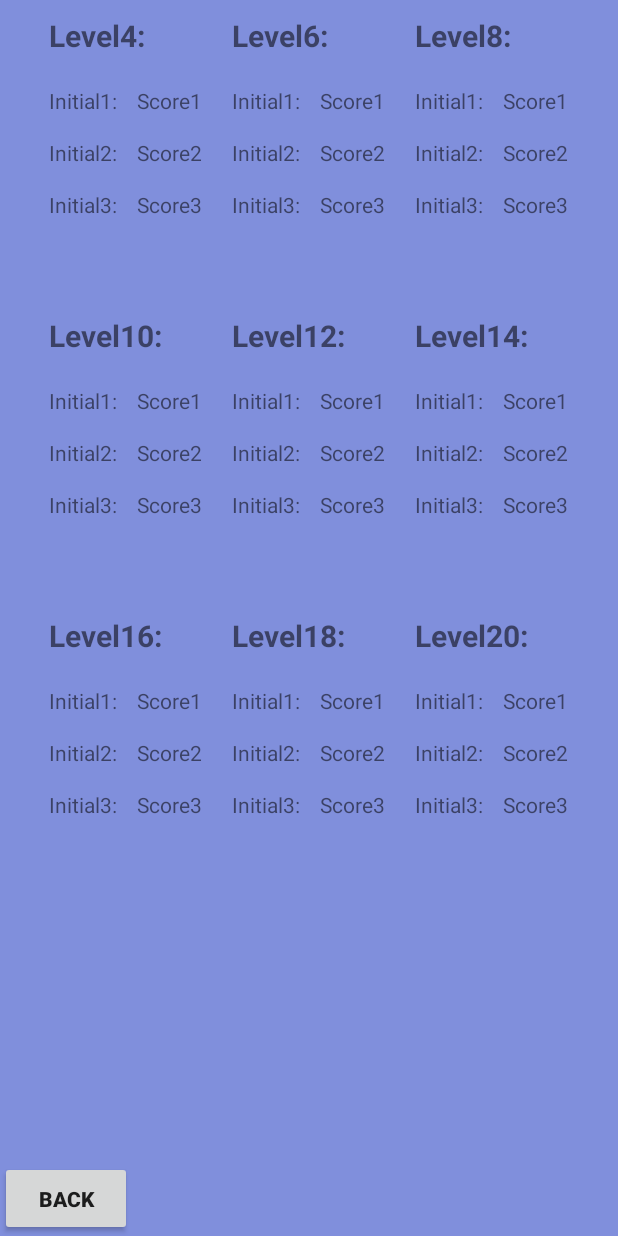
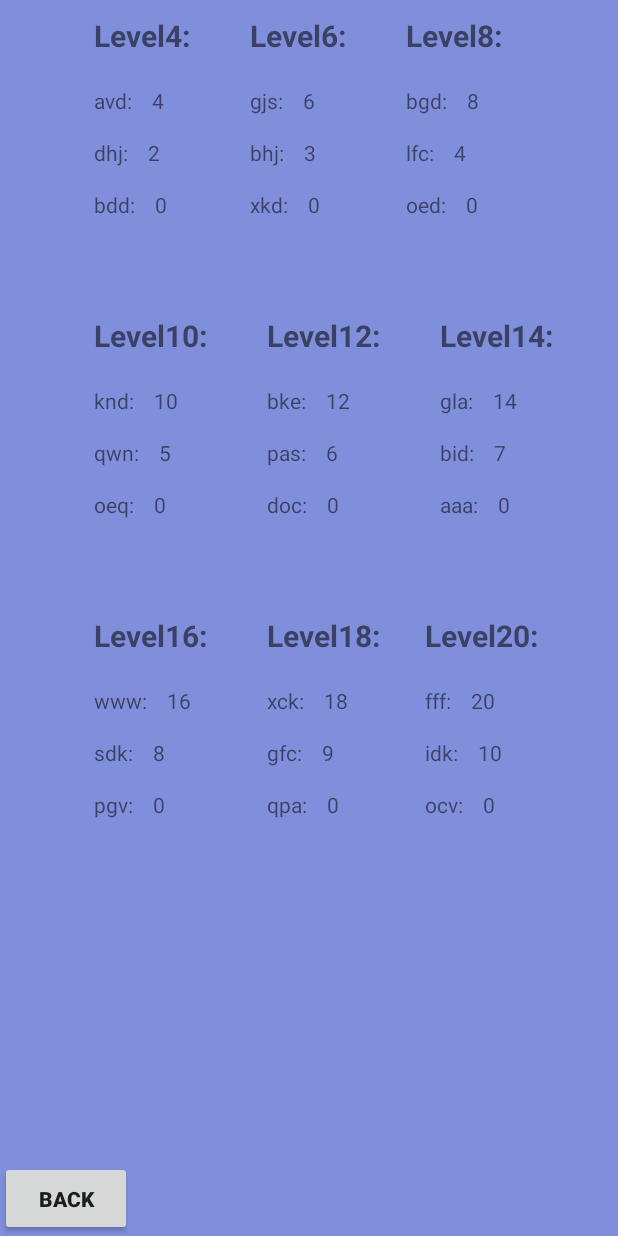
Before and after one commit to Choijh03/Card_Matching_Memory_Game_App_Java, an Android app: the screen it shows after launch (Scores_Activity), after a tap on "SCORES", on a phone screen of 412 x 824 dp. Run offline under Robolectric (Android 15) with nearby library versions, the phone set to English and light mode, and no system bars.

Commit message:
updated score board
updated score board

```diff
--- a/MemoryGame/app/src/main/java/com/example/memorygame/Game6_Activity.java
+++ b/MemoryGame/app/src/main/java/com/example/memorygame/Game6_Activity.java
@@ -244,7 +244,7 @@ public class Game6_Activity extends AppCompatActivity {
             }
 
             //add pts;
-            points++;
+            points=points+2;
             score.setText("Score: " + points);
 
         }else{
--- a/MemoryGame/app/src/main/java/com/example/memorygame/Scores_Activity.java
+++ b/MemoryGame/app/src/main/java/com/example/memorygame/Scores_Activity.java
@@ -2,9 +2,18 @@ package com.example.memorygame;
 
 import androidx.appcompat.app.AppCompatActivity;
 
+import android.content.Intent;
 import android.os.Bundle;
+import android.view.View;
 import android.widget.Button;
 import android.widget.TextView;
+import android.widget.Toast;
+
+import java.io.BufferedReader;
+import java.io.File;
+import java.io.FileInputStream;
+import java.io.InputStream;
+import java.io.InputStreamReader;
 
 public class Scores_Activity extends AppCompatActivity {
 
@@ -18,7 +27,6 @@ public class Scores_Activity extends AppCompatActivity {
             tv_level10_score1, tv_level10_score2, tv_level10_score3, tv_level12_score1, tv_level12_score2, tv_level12_score3,
             tv_level14_score1, tv_level14_score2, tv_level14_score3, tv_level16_score1, tv_level16_score2, tv_level16_score3,
             tv_level18_score1, tv_level18_score2, tv_level18_score3, tv_level20_score1, tv_level20_score2, tv_level20_score3;
-
 
     @Override
     protected void onCreate(Bundle savedInstanceState) {
@@ -88,5 +96,98 @@ public class Scores_Activity extends AppCompatActivity {
         tv_level20_score1 = (TextView) findViewById(R.id.tv_level20_score1);
         tv_level20_score2 = (TextView) findViewById(R.id.tv_level20_score2);
         tv_level20_score3 = (TextView) findViewById(R.id.tv_level20_score3);
+
+        tv_level4_initial1.setText(readFromFile("level4_init1.txt"));
+        tv_level4_initial2.setText(readFromFile("level4_init2.txt"));
+        tv_level4_initial3.setText(readFromFile("level4_init3.txt"));
+        tv_level4_score1.setText(readFromFile("level4_sc1.txt"));
+        tv_level4_score2.setText(readFromFile("level4_sc2.txt"));
+        tv_level4_score3.setText(readFromFile("level4_sc3.txt"));
+
+        tv_level6_initial1.setText(readFromFile("level6_init1.txt"));
+        tv_level6_initial2.setText(readFromFile("level6_init2.txt"));
+        tv_level6_initial3.setText(readFromFile("level6_init3.txt"));
+        tv_level6_score1.setText(readFromFile("level6_sc1.txt"));
+        tv_level6_score2.setText(readFromFile("level6_sc2.txt"));
+        tv_level6_score3.setText(readFromFile("level6_sc3.txt"));
+
+        tv_level8_initial1.setText(readFromFile("level8_init1.txt"));
+        tv_level8_initial2.setText(readFromFile("level8_init2.txt"));
+        tv_level8_initial3.setText(readFromFile("level8_init3.txt"));
+        tv_level8_score1.setText(readFromFile("level8_sc1.txt"));
+        tv_level8_score2.setText(readFromFile("level8_sc2.txt"));
+        tv_level8_score3.setText(readFromFile("level8_sc3.txt"));
+
+        tv_level10_initial1.setText(readFromFile("level10_init1.txt"));
+        tv_level10_initial2.setText(readFromFile("level10_init2.txt"));
+        tv_level10_initial3.setText(readFromFile("level10_init3.txt"));
+        tv_level10_score1.setText(readFromFile("level10_sc1.txt"));
+        tv_level10_score2.setText(readFromFile("level10_sc2.txt"));
+        tv_level10_score3.setText(readFromFile("level10_sc3.txt"));
+
+        tv_level12_initial1.setText(readFromFile("level12_init1.txt"));
+        tv_level12_initial2.setText(readFromFile("level12_init2.txt"));
+        tv_level12_initial3.setText(readFromFile("level12_init3.txt"));
+        tv_level12_score1.setText(readFromFile("level12_sc1.txt"));
+        tv_level12_score2.setText(readFromFile("level12_sc2.txt"));
+        tv_level12_score3.setText(readFromFile("level12_sc3.txt"));
+
+        tv_level14_initial1.setText(readFromFile("level14_init1.txt"));
+        tv_level14_initial2.setText(readFromFile("level14_init2.txt"));
+        tv_level14_initial3.setText(readFromFile("level14_init3.txt"));
+        tv_level14_score1.setText(readFromFile("level14_sc1.txt"));
+        tv_level14_score2.setText(readFromFile("level14_sc2.txt"));
+        tv_level14_score3.setText(readFromFile("level14_sc3.txt"));
+
+        tv_level16_initial1.setText(readFromFile("level16_init1.txt"));
+        tv_level16_initial2.setText(readFromFile("level16_init2.txt"));
+        tv_level16_initial3.setText(readFromFile("level16_init3.txt"));
+        tv_level16_score1.setText(readFromFile("level16_sc1.txt"));
+        tv_level16_score2.setText(readFromFile("level16_sc2.txt"));
+        tv_level16_score3.setText(readFromFile("level16_sc3.txt"));
+
+        tv_level18_initial1.setText(readFromFile("level18_init1.txt"));
+        tv_level18_initial2.setText(readFromFile("level18_init2.txt"));
+        tv_level18_initial3.setText(readFromFile("level18_init3.txt"));
+        tv_level18_score1.setText(readFromFile("level18_sc1.txt"));
+        tv_level18_score2.setText(readFromFile("level18_sc2.txt"));
+        tv_level18_score3.setText(readFromFile("level18_sc3.txt"));
+
+        tv_level20_initial1.setText(readFromFile("level20_init1.txt"));
+        tv_level20_initial2.setText(readFromFile("level20_init2.txt"));
+        tv_level20_initial3.setText(readFromFile("level20_init3.txt"));
+        tv_level20_score1.setText(readFromFile("level20_sc1.txt"));
+        tv_level20_score2.setText(readFromFile("level20_sc2.txt"));
+        tv_level20_score3.setText(readFromFile("level20_sc3.txt"));
+
+
+
+        btn_back.setOnClickListener(new View.OnClickListener() {
+            @Override
+            public void onClick(View view) {
+                startActivity(new Intent(Scores_Activity.this,MainActivity.class));
+                finish();
+            }
+        });
+
     }
+
+    public String readFromFile(String fileName){
+        File path = getApplicationContext().getFilesDir();
+        File readFrom = new File(path, fileName);
+        byte[] content = new byte[(int) readFrom.length()];
+        try {
+            FileInputStream stream = new FileInputStream(readFrom);
+            stream.read(content);
+            return new String(content);
+        }catch (Exception e){
+            e.printStackTrace();
+            return e.toString();
+        }
+
+    }
+
+
+
+
 }
--- a/MemoryGame/app/src/main/java/com/example/memorygame/Splash.java
+++ b/MemoryGame/app/src/main/java/com/example/memorygame/Splash.java
@@ -5,6 +5,10 @@ import androidx.appcompat.app.AppCompatActivity;
 import android.content.Intent;
 import android.os.Bundle;
 import android.os.Handler;
+import android.widget.Toast;
+
+import java.io.File;
+import java.io.FileOutputStream;
 
 public class Splash extends AppCompatActivity {
 
@@ -12,6 +16,69 @@ public class Splash extends AppCompatActivity {
     protected void onCreate(Bundle savedInstanceState) {
         super.onCreate(savedInstanceState);
         setContentView(R.layout.activity_splash);
+
+        writeToFile("level4_init1.txt", "avd");
+        writeToFile("level4_init2.txt", "dhj");
+        writeToFile("level4_init3.txt", "bdd");
+        writeToFile("level4_sc1.txt", "4");
+        writeToFile("level4_sc2.txt", "2");
+        writeToFile("level4_sc3.txt", "0");
+
+        writeToFile("level6_init1.txt", "gjs");
+        writeToFile("level6_init2.txt", "bhj");
+        writeToFile("level6_init3.txt", "xkd");
+        writeToFile("level6_sc1.txt", "6");
+        writeToFile("level6_sc2.txt", "3");
+        writeToFile("level6_sc3.txt", "0");
+
+        writeToFile("level8_init1.txt", "bgd");
+        writeToFile("level8_init2.txt", "lfc");
+        writeToFile("level8_init3.txt", "oed");
+        writeToFile("level8_sc1.txt", "8");
+        writeToFile("level8_sc2.txt", "4");
+        writeToFile("level8_sc3.txt", "0");
+
+        writeToFile("level10_init1.txt", "knd");
+        writeToFile("level10_init2.txt", "qwn");
+        writeToFile("level10_init3.txt", "oeq");
+        writeToFile("level10_sc1.txt", "10");
+        writeToFile("level10_sc2.txt", "5");
+        writeToFile("level10_sc3.txt", "0");
+
+        writeToFile("level12_init1.txt", "bke");
+        writeToFile("level12_init2.txt", "pas");
+        writeToFile("level12_init3.txt", "doc");
+        writeToFile("level12_sc1.txt", "12");
+        writeToFile("level12_sc2.txt", "6");
+        writeToFile("level12_sc3.txt", "0");
+
+        writeToFile("level14_init1.txt", "gla");
+        writeToFile("level14_init2.txt", "bid");
+        writeToFile("level14_init3.txt", "aaa");
+        writeToFile("level14_sc1.txt", "14");
+        writeToFile("level14_sc2.txt", "7");
+        writeToFile("level14_sc3.txt", "0");
+
+        writeToFile("level16_init1.txt", "www");
+        writeToFile("level16_init2.txt", "sdk");
+        writeToFile("level16_init3.txt", "pgv");
+        writeToFile("level16_sc1.txt", "16");
+        writeToFile("level16_sc2.txt", "8");
+        writeToFile("level16_sc3.txt", "0");
+
+        writeToFile("level18_init1.txt", "xck");
+        writeToFile("level18_init2.txt", "gfc");
+        writeToFile("level18_init3.txt", "qpa");
+        writeToFile("level18_sc1.txt", "18");
+        writeToFile("level18_sc2.txt", "9");
+        writeToFile("level18_sc3.txt", "0");
+
+        writeToFile("level20_init1.txt", "fff");
+        writeToFile("level20_init2.txt", "idk");
+        writeToFile("level20_init3.txt", "ocv");
+        writeToFile("level20_sc1.txt", "20");
+        writeToFile("level20_sc2.txt", "10");
+        writeToFile("level20_sc3.txt", "0");
 
         new Handler().postDelayed(new Runnable() {
             @Override
@@ -22,4 +89,16 @@ public class Splash extends AppCompatActivity {
         },3000);
     }
 
+    public void writeToFile(String fileName, String content){
+        File path = getApplicationContext().getFilesDir();
+        try {
+            FileOutputStream writer = new FileOutputStream(new File(path, fileName));
+            writer.write(content.getBytes());
+            writer.close();
+            //Toast.makeText(getApplicationContext(), "Wrote to file: " + fileName, Toast.LENGTH_SHORT).show();
+        } catch (Exception e){
+            e.printStackTrace();
+        }
+    }
+
 }
--- /dev/null
+++ b/MemoryGame/app/src/main/res/hi.txt
@@ -0,0 +1 @@
+hello
--- a/MemoryGame/app/src/main/res/layout/activity_scores.xml
+++ b/MemoryGame/app/src/main/res/layout/activity_scores.xml
@@ -22,7 +22,9 @@
                android:layout_width="wrap_content"
                android:layout_height="wrap_content"
                android:orientation="vertical"
-               android:padding="10dp">
+               android:padding="10dp"
+               android:layout_marginLeft="30dp"
+               android:layout_marginRight="10dp">
                <TextView
                    android:textStyle="bold"
                    android:textSize="20dp"
@@ -39,7 +41,7 @@
                    <TextView
                        android:layout_width="wrap_content"
                        android:layout_height="wrap_content"
-                       android:text="Initial1"
+                       android:text="In1"
                        android:id="@+id/tv_level4_initial1"/>
                    <TextView
                        android:layout_width="wrap_content"
@@ -48,7 +50,7 @@
                    <TextView
                        android:layout_width="wrap_content"
                        android:layout_height="wrap_content"
-                       android:text="Score1"
+                       android:text="S"
                        android:id="@+id/tv_level4_score1" />
                </LinearLayout>
                <LinearLayout
@@ -59,7 +61,7 @@
                    <TextView
                        android:layout_width="wrap_content"
                        android:layout_height="wrap_content"
-                       android:text="Initial2"
+                       android:text="In2"
                        android:id="@+id/tv_level4_initial2"
                        />
                    <TextView
@@ -69,7 +71,7 @@
                    <TextView
                        android:layout_width="wrap_content"
                        android:layout_height="wrap_content"
-                       android:text="Score2"
+                       android:text="S"
                        android:id="@+id/tv_level4_score2"
                        />
                </LinearLayout>
@@ -81,7 +83,7 @@
                    <TextView
                        android:layout_width="wrap_content"
                        android:layout_height="wrap_content"
-                       android:text="Initial3"
+                       android:text="In3"
                        android:id="@+id/tv_level4_initial3"
                        />
                    <TextView
@@ -91,7 +93,7 @@
                    <TextView
                        android:layout_width="wrap_content"
                        android:layout_height="wrap_content"
-                       android:text="Score3"
+                       android:text="S"
                        android:id="@+id/tv_level4_score3"
                        />
                </LinearLayout>
@@ -102,7 +104,9 @@
                android:layout_width="wrap_content"
                android:layout_height="wrap_content"
                android:orientation="vertical"
-               android:padding="10dp">
+               android:padding="10dp"
+               android:layout_marginLeft="10dp"
+               android:layout_marginRight="10dp">
                <TextView
                    android:textStyle="bold"
                    android:textSize="20dp"
@@ -183,7 +187,9 @@
                android:layout_width="wrap_content"
                android:layout_height="wrap_content"
                android:orientation="vertical"
-               android:padding="10dp">
+               android:padding="10dp"
+               android:layout_marginLeft="10dp"
+               android:layout_marginRight="10dp">
                <TextView
                    android:textStyle="bold"
                    android:textSize="20dp"
@@ -270,7 +276,9 @@
                android:layout_width="wrap_content"
                android:layout_height="200dp"
                android:orientation="vertical"
-               android:padding="10dp">
+               android:padding="10dp"
+               android:layout_marginLeft="30dp"
+               android:layout_marginRight="10dp">
                <TextView
                    android:textStyle="bold"
                    android:textSize="20dp"
@@ -287,7 +295,7 @@
                    <TextView
                        android:layout_width="wrap_content"
                        android:layout_height="wrap_content"
-                       android:text="Initial1"
+                       android:text="In1"
                        android:id="@+id/tv_level10_initial1"/>
                    <TextView
                        android:layout_width="wrap_content"
@@ -296,7 +304,7 @@
                    <TextView
                        android:layout_width="wrap_content"
                        android:layout_height="wrap_content"
-                       android:text="Score1"
+                       android:text="S"
                        android:id="@+id/tv_level10_score1" />
                </LinearLayout>
                <LinearLayout
@@ -307,7 +315,7 @@
                    <TextView
                        android:layout_width="wrap_content"
                        android:layout_height="wrap_content"
-                       android:text="Initial2"
+                       android:text="In2"
                        android:id="@+id/tv_level10_initial2"
                        />
                    <TextView
@@ -317,7 +325,7 @@
                    <TextView
                        android:layout_width="wrap_content"
                        android:layout_height="wrap_content"
-                       android:text="Score2"
+                       android:text="S"
                        android:id="@+id/tv_level10_score2"
                        />
                </LinearLayout>
@@ -329,7 +337,7 @@
                    <TextView
                        android:layout_width="wrap_content"
                        android:layout_height="wrap_content"
-                       android:text="Initial3"
+                       android:text="In3"
                        android:id="@+id/tv_level10_initial3"
                        />
                    <TextView
@@ -339,7 +347,7 @@
                    <TextView
                        android:layout_width="wrap_content"
                        android:layout_height="wrap_content"
-                       android:text="Score3"
+                       android:text="S"
                        android:id="@+id/tv_level10_score3"
                        />
                </LinearLayout>
@@ -350,7 +358,9 @@
                android:layout_width="wrap_content"
                android:layout_height="wrap_content"
                android:orientation="vertical"
-               android:padding="10dp">
+               android:padding="10dp"
+               android:layout_marginLeft="10dp"
+               android:layout_marginRight="10dp">
                <TextView
                    android:textStyle="bold"
                    android:textSize="20dp"
@@ -367,7 +377,7 @@
                    <TextView
                        android:layout_width="wrap_content"
                        android:layout_height="wrap_content"
-                       android:text="Initial1"
+                       android:text="In1"
                        android:id="@+id/tv_level12_initial1"/>
                    <TextView
                        android:layout_width="wrap_content"
@@ -376,7 +386,7 @@
                    <TextView
                        android:layout_width="wrap_content"
                        android:layout_height="wrap_content"
-                       android:text="Score1"
+                       android:text="S"
                        android:id="@+id/tv_level12_score1" />
                </LinearLayout>
                <LinearLayout
@@ -387,7 +397,7 @@
                    <TextView
                        android:layout_width="wrap_content"
                        android:layout_height="wrap_content"
-                       android:text="Initial2"
+                       android:text="In2"
                        android:id="@+id/tv_level12_initial2"
                        />
                    <TextView
@@ -397,7 +407,7 @@
                    <TextView
                        android:layout_width="wrap_content"
                        android:layout_height="wrap_content"
-                       android:text="Score2"
+                       android:text="S2"
                        android:id="@+id/tv_level12_score2"
                        />
                </LinearLayout>
@@ -409,7 +419,7 @@
                    <TextView
                        android:layout_width="wrap_content"
                        android:layout_height="wrap_content"
-                       android:text="Initial3"
+                       android:text="In3"
                        android:id="@+id/tv_level12_initial3"
                        />
                    <TextView
@@ -419,7 +429,7 @@
                    <TextView
                        android:layout_width="wrap_content"
                        android:layout_height="wrap_content"
-                       android:text="Score3"
+                       android:text="S"
                        android:id="@+id/tv_level12_score3"
                        />
                </LinearLayout>
@@ -432,7 +442,9 @@
                android:layout_height="wrap_content"
                android:orientation="vertical"
                android:padding="10dp"
-               android:layout_marginBottom="15dp">
+               android:layout_marginBottom="15dp"
+               android:layout_marginLeft="10dp"
+               android:layout_marginRight="10dp">
                <TextView
                    android:textStyle="bold"
                    android:textSize="20dp"
@@ -518,7 +530,9 @@
                android:layout_width="wrap_content"
                android:layout_height="wrap_content"
                android:orientation="vertical"
-               android:padding="10dp">
+               android:padding="10dp"
+               android:layout_marginLeft="30dp"
+               android:layout_marginRight="10dp">
                <TextView
                    android:textStyle="bold"
                    android:textSize="20dp"
@@ -535,7 +549,7 @@
                    <TextView
                        android:layout_width="wrap_content"
                        android:layout_height="wrap_content"
-                       android:text="Initial1"
+                       android:text="In1"
                        android:id="@+id/tv_level16_initial1"/>
                    <TextView
                        android:layout_width="wrap_content"
@@ -544,7 +558,7 @@
                    <TextView
                        android:layout_width="wrap_content"
                        android:layout_height="wrap_content"
-                       android:text="Score1"
+                       android:text="S"
                        android:id="@+id/tv_level16_score1" />
                </LinearLayout>
                <LinearLayout
@@ -555,7 +569,7 @@
                    <TextView
                        android:layout_width="wrap_content"
                        android:layout_height="wrap_content"
-                       android:text="Initial2"
+                       android:text="In2"
                        android:id="@+id/tv_level16_initial2"
                        />
                    <TextView
@@ -565,7 +579,7 @@
                    <TextView
                        android:layout_width="wrap_content"
                        android:layout_height="wrap_content"
-                       android:text="Score2"
+                       android:text="S2"
                        android:id="@+id/tv_level16_score2"
                        />
                </LinearLayout>
@@ -577,7 +591,7 @@
                    <TextView
                        android:layout_width="wrap_content"
                        android:layout_height="wrap_content"
-                       android:text="Initial3"
+                       android:text="In3"
                        android:id="@+id/tv_level16_initial3"
                        />
                    <TextView
@@ -587,7 +601,7 @@
                    <TextView
                        android:layout_width="wrap_content"
                        android:layout_height="wrap_content"
-                       android:text="Score3"
+                       android:text="S"
                        android:id="@+id/tv_level16_score3"
                        />
                </LinearLayout>
@@ -598,7 +612,9 @@
                android:layout_width="wrap_content"
                android:layout_height="wrap_content"
                android:orientation="vertical"
-               android:padding="10dp">
+               android:padding="10dp"
+               android:layout_marginLeft="10dp"
+               android:layout_marginRight="10dp">
                <TextView
                    android:textStyle="bold"
                    android:textSize="20dp"
@@ -615,7 +631,7 @@
                    <TextView
                        android:layout_width="wrap_content"
                        android:layout_height="wrap_content"
-                       android:text="Initial1"
+                       android:text="In1"
                        android:id="@+id/tv_level18_initial1"/>
                    <TextView
                        android:layout_width="wrap_content"
@@ -624,7 +640,7 @@
                    <TextView
                        android:layout_width="wrap_content"
                        android:layout_height="wrap_content"
-                       android:text="Score1"
+                       android:text="S"
                        android:id="@+id/tv_level18_score1" />
                </LinearLayout>
                <LinearLayout
@@ -635,7 +651,7 @@
                    <TextView
                        android:layout_width="wrap_content"
                        android:layout_height="wrap_content"
-                       android:text="Initial2"
+                       android:text="In2"
                        android:id="@+id/tv_level18_initial2"
                        />
                    <TextView
@@ -645,7 +661,7 @@
                    <TextView
                        android:layout_width="wrap_content"
                        android:layout_height="wrap_content"
-                       android:text="Score2"
+                       android:text="S"
                        android:id="@+id/tv_level18_score2"
                        />
                </LinearLayout>
@@ -657,7 +673,7 @@
                    <TextView
                        android:layout_width="wrap_content"
                        android:layout_height="wrap_content"
-                       android:text="Initial3"
+                       android:text="In3"
                        android:id="@+id/tv_level18_initial3"
                        />
                    <TextView
@@ -667,7 +683,7 @@
                    <TextView
                        android:layout_width="wrap_content"
                        android:layout_height="wrap_content"
-                       android:text="Score3"
+                       android:text="S"
                        android:id="@+id/tv_level18_score3"
                        />
                </LinearLayout>
@@ -713,7 +729,8 @@
                    android:layout_width="wrap_content"
                    android:layout_height="wrap_content"
                    android:orientation="horizontal"
-                   android:layout_marginBottom="15dp">
+                   android:layout_marginBottom="15dp"
+                   >
                    <TextView
                        android:layout_width="wrap_content"
                        android:layout_height="wrap_content"
@@ -728,8 +745,7 @@
                        android:layout_width="wrap_content"
                        android:layout_height="wrap_content"
                        android:text="Score2"
-                       android:id="@+id/tv_level20_score2"
-                       />
+                       android:id="@+id/tv_level20_score2" />
                </LinearLayout>
                <LinearLayout
                    android:layout_width="wrap_content"
```
Also changed, not shown: 1 other file.
